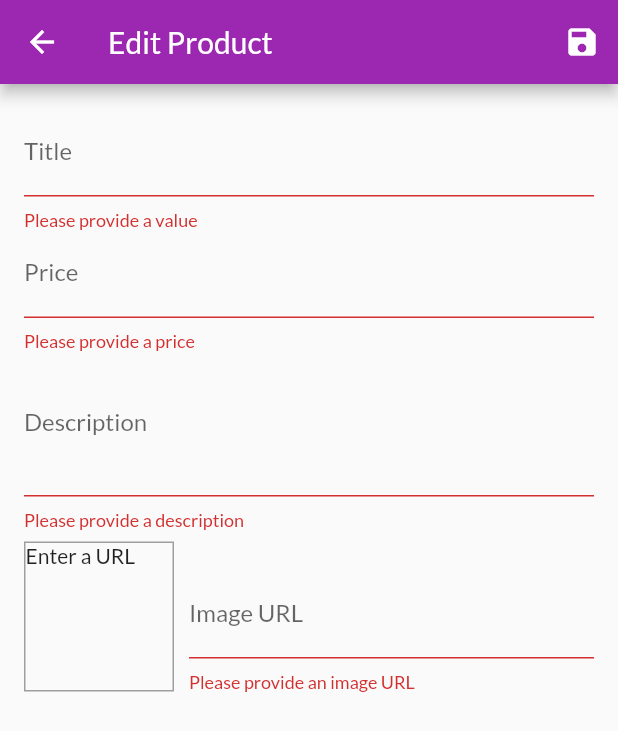
After one commit to primozflander/shop_app, a Flutter app: the EditProductScreen screen opened by its route, after a tap on the "save" icon, on a phone screen of 412 x 824 dp. The commit adds this screen. Shown: the top 731 px of the screen. Run offline on Flutter 3.47's test engine with Material 2 defaults, Android fonts, the phone set to English and light mode, and no system bars; network calls fail.

Commit message:
add user forms and validation

```diff
--- a/lib/providers/products.dart
+++ b/lib/providers/products.dart
@@ -1,7 +1,7 @@
 import 'package:flutter/foundation.dart';
 import 'package:flutter/material.dart';
 
-import 'product.dart';
+import './product.dart';
 
 class Products with ChangeNotifier {
   List<Product> _items = [
@@ -63,12 +63,33 @@ class Products with ChangeNotifier {
   //   notifyListeners();
   // }
 
-  void addProduct() {
-    // _items.add(value);
+  void addProduct(Product product) {
+    final newProduct = Product(
+      id: DateTime.now().toString(),
+      title: product.title,
+      description: product.description,
+      price: product.price,
+      imageUrl: product.imageUrl,
+    );
+    _items.add(newProduct);
+    // _items.insert(0, newProduct); // insert at the start of the list
     notifyListeners();
   }
 
   Product findById(String id) {
     return _items.firstWhere((product) => product.id == id);
   }
+
+  void updateProduct(String id, Product newProduct) {
+    final prodIndex = _items.indexWhere((prod) => prod.id == id);
+    if (prodIndex >= 0) {
+      _items[prodIndex] = newProduct;
+      notifyListeners();
+    }
+  }
+
+  void deleteProduct(String id) {
+    _items.removeWhere((prod) => prod.id == id);
+    notifyListeners();
+  }
 }
--- /dev/null
+++ b/lib/screens/edit_product_screen.dart
@@ -0,0 +1,268 @@
+import 'package:flutter/material.dart';
+import 'package:provider/provider.dart';
+
+import '../providers/product.dart';
+import '../providers/products.dart';
+import '../widgets/user_product_item.dart';
+
+class EditProductScreen extends StatefulWidget {
+  static const routeName = '/edit_product';
+  @override
+  _EditProductScrennState createState() => _EditProductScrennState();
+}
+
+class _EditProductScrennState extends State<EditProductScreen> {
+  final _priceFocusNode = FocusNode();
+  final _descriptionFocusNode = FocusNode();
+  final _imageUrlController = TextEditingController();
+  final _imageUrlFocusNode = FocusNode();
+  final _form = GlobalKey<FormState>();
+  var _editedProduct = Product(
+    id: null,
+    title: '',
+    price: 0,
+    description: '',
+    imageUrl: '',
+  );
+
+  var _isInit = true;
+  var _initValues = {
+    'title': '',
+    'description': '',
+    'price': '',
+    'imageUrl': '',
+  };
+
+  void _updateImageUrl() {
+    if (!_imageUrlFocusNode.hasFocus) {
+      if ((_imageUrlController.text.isEmpty) ||
+          (!_imageUrlController.text.startsWith('http') &&
+              !_imageUrlController.text.startsWith('https')) ||
+          (!_imageUrlController.text.endsWith('.png') &&
+              !_imageUrlController.text.endsWith('.jpg') &&
+              !_imageUrlController.text.endsWith('.jpeg'))) {
+        return;
+      }
+      setState(() {});
+    }
+  }
+
+  void _saveForm() {
+    final isValid = _form.currentState.validate();
+    if (!isValid) {
+      return;
+    }
+    _form.currentState.save();
+
+    if (_editedProduct.id != null) {
+      Provider.of<Products>(context, listen: false)
+          .updateProduct(_editedProduct.id, _editedProduct);
+    } else {
+      Provider.of<Products>(context, listen: false).addProduct(_editedProduct);
+    }
+
+    // print(
+    //     '${_editedProduct.title} ${_editedProduct.price} ${_editedProduct.description} ${_editedProduct.imageUrl}');
+
+    Navigator.of(context).pop();
+  }
+
+  @override
+  void didChangeDependencies() {
+    if (_isInit) {
+      final productId = ModalRoute.of(context).settings.arguments as String;
+      if (productId != null) {
+        _editedProduct =
+            Provider.of<Products>(context, listen: false).findById(productId);
+        _initValues = {
+          'title': _editedProduct.title,
+          'description': _editedProduct.description,
+          'price': _editedProduct.price.toString(),
+          'imageUrl': '',
+        };
+        _imageUrlController.text = _editedProduct.imageUrl;
+      }
+    }
+    _isInit = false;
+    super.didChangeDependencies();
+  }
+
+  @override
+  void initState() {
+    _imageUrlFocusNode.addListener(_updateImageUrl);
+    super.initState();
+  }
+
+  @override
+  void dispose() {
+    _imageUrlFocusNode.removeListener(_updateImageUrl);
+    _priceFocusNode.dispose();
+    _descriptionFocusNode.dispose();
+    _imageUrlController.dispose();
+    _imageUrlFocusNode.dispose();
+    super.dispose();
+  }
+
+  @override
+  Widget build(BuildContext context) {
+    return Scaffold(
+      appBar: AppBar(
+        title: const Text('Edit Product'),
+        actions: [
+          IconButton(
+            onPressed: _saveForm,
+            icon: Icon(Icons.save),
+          )
+        ],
+      ),
+      body: Padding(
+        padding: const EdgeInsets.all(16.0),
+        child: Form(
+          key: _form,
+          child: ListView(
+            children: [
+              TextFormField(
+                initialValue: _initValues['title'],
+                decoration: InputDecoration(labelText: 'Title'),
+                textInputAction: TextInputAction.next,
+                onFieldSubmitted: (_) {
+                  FocusScope.of(context).requestFocus(_priceFocusNode);
+                },
+                onSaved: (value) {
+                  _editedProduct = Product(
+                    title: value,
+                    description: _editedProduct.description,
+                    price: _editedProduct.price,
+                    imageUrl: _editedProduct.imageUrl,
+                    id: _editedProduct.id,
+                    isFavorite: _editedProduct.isFavorite,
+                  );
+                },
+                validator: (value) {
+                  if (value.isEmpty) {
+                    return 'Please provide a value';
+                  }
+                  return null;
+                },
+              ),
+              TextFormField(
+                initialValue: _initValues['price'],
+                decoration: InputDecoration(labelText: 'Price'),
+                textInputAction: TextInputAction.next,
+                keyboardType: TextInputType.number,
+                focusNode: _priceFocusNode,
+                onFieldSubmitted: (_) {
+                  FocusScope.of(context).requestFocus(_descriptionFocusNode);
+                },
+                onSaved: (value) {
+                  _editedProduct = Product(
+                    title: _editedProduct.title,
+                    description: _editedProduct.description,
+                    price: double.parse(value),
+                    imageUrl: _editedProduct.imageUrl,
+                    id: _editedProduct.id,
+                    isFavorite: _editedProduct.isFavorite,
+                  );
+                },
+                validator: (value) {
+                  if (value.isEmpty) {
+                    return 'Please provide a price';
+                  }
+                  if (double.tryParse(value) == null) {
+                    return 'Please provide a valid number';
+                  }
+                  if (double.parse(value) <= 0) {
+                    return 'Please enter a number greater than zero';
+                  }
+                  return null;
+                },
+              ),
+              TextFormField(
+                initialValue: _initValues['description'],
+                decoration: InputDecoration(labelText: 'Description'),
+                maxLines: 3,
+                keyboardType: TextInputType.multiline,
+                focusNode: _descriptionFocusNode,
+                onSaved: (value) {
+                  _editedProduct = Product(
+                    title: _editedProduct.title,
+                    description: value,
+                    price: _editedProduct.price,
+                    imageUrl: _editedProduct.imageUrl,
+                    id: _editedProduct.id,
+                    isFavorite: _editedProduct.isFavorite,
+                  );
+                },
+                validator: (value) {
+                  if (value.isEmpty) {
+                    return 'Please provide a description';
+                  }
+                  if (value.length < 10) {
+                    return 'Should be at least 10 characters long';
+                  }
+                  return null;
+                },
+              ),
+              Row(
+                crossAxisAlignment: CrossAxisAlignment.end,
+                children: [
+                  Container(
+                    width: 100,
+                    height: 100,
+                    margin: EdgeInsets.only(top: 8, right: 10),
+                    decoration: BoxDecoration(
+                      border: Border.all(width: 1, color: Colors.grey),
+                    ),
+                    child: _imageUrlController.text.isEmpty
+                        ? Text('Enter a URL')
+                        : FittedBox(
+                            child: Image.network(_imageUrlController.text,
+                                fit: BoxFit.cover),
+                          ),
+                  ),
+                  Expanded(
+                    child: TextFormField(
+                      // initialValue: _initValues['imageUrl'],
+                      decoration: InputDecoration(labelText: 'Image URL'),
+                      keyboardType: TextInputType.url,
+                      textInputAction: TextInputAction.done,
+                      controller: _imageUrlController,
+                      focusNode: _imageUrlFocusNode,
+                      onFieldSubmitted: (_) {
+                        _saveForm();
+                      },
+                      onSaved: (value) {
+                        _editedProduct = Product(
+                            title: _editedProduct.title,
+                            description: _editedProduct.description,
+                            price: _editedProduct.price,
+                            imageUrl: value,
+                            id: _editedProduct.id,
+                            isFavorite: _editedProduct.isFavorite);
+                      },
+                      validator: (value) {
+                        if (value.isEmpty) {
+                          return 'Please provide an image URL';
+                        }
+                        if (!value.startsWith('http') &&
+                            !value.startsWith('https')) {
+                          return 'Please enter a valid URL';
+                        }
+                        if (!value.endsWith('.png') &&
+                            !value.endsWith('.jpg') &&
+                            !value.endsWith('.jpeg')) {
+                          return 'Please enter a valid image URL';
+                        }
+                        return null;
+                      },
+                    ),
+                  ),
+                ],
+              )
+            ],
+          ),
+        ),
+      ),
+    );
+  }
+}
--- a/lib/widgets/app_drawer.dart
+++ b/lib/widgets/app_drawer.dart
@@ -1,6 +1,7 @@
 import 'package:flutter/material.dart';
 
 import '../screens/orders_screen.dart';
+import '../screens/user_products_screen.dart';
 
 class AppDrawer extends StatelessWidget {
   @override
@@ -29,6 +30,15 @@ class AppDrawer extends StatelessWidget {
                   .pushReplacementNamed(OrdersScreen.routeName);
             },
           ),
+          Divider(),
+          ListTile(
+            leading: Icon(Icons.edit),
+            title: Text('Manage Products'),
+            onTap: () {
+              Navigator.of(context)
+                  .pushReplacementNamed(UserProductsScreen.routeName);
+            },
+          ),
         ],
       ),
     );
```
Also changed, not shown: lib/main.dart (+7 -3 lines), lib/providers/cart.dart (+19 -0 lines), lib/screens/user_products_screen.dart (added, +45 -0 lines), lib/widgets/cart_item.dart (+24 -0 lines), lib/widgets/product_item.dart (+11 -0 lines), lib/widgets/user_product_item.dart (added, +45 -0 lines).
